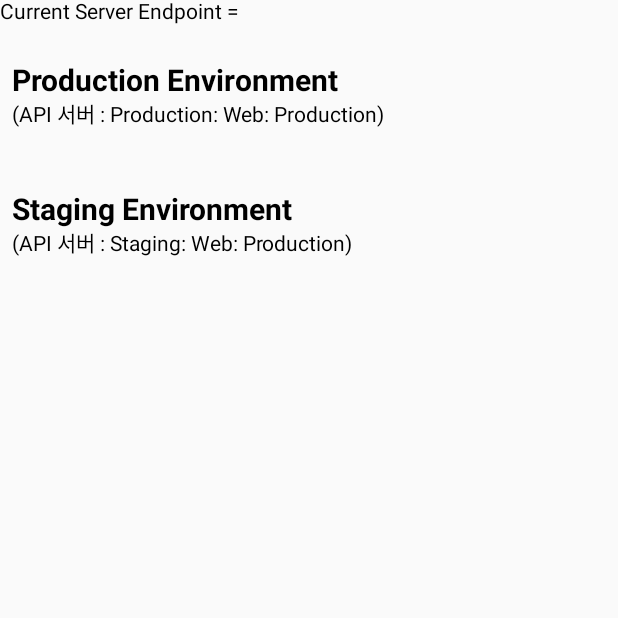
After one commit to worksd/blanc, an Android app built with Jetpack Compose: the DeveloperActivity screen opened directly, with no data from a screen before it, on a phone screen of 412 x 824 dp, the top half of it. The commit adds this screen. Run offline under Robolectric (Android 15) with nearby library versions, the phone set to English and light mode, and no system bars; our stand-ins replace Dagger/Hilt's generated code.

Commit message:
개발자 모드 구현

```diff
--- /dev/null
+++ b/app/src/main/java/com/worksd/blanc/ui/developer/DeveloperActivity.kt
@@ -0,0 +1,90 @@
+package com.worksd.blanc.ui.developer
+
+import android.os.Bundle
+import androidx.activity.compose.setContent
+import androidx.appcompat.app.AppCompatActivity
+import androidx.compose.foundation.clickable
+import androidx.compose.foundation.layout.Arrangement
+import androidx.compose.foundation.layout.Column
+import androidx.compose.foundation.layout.fillMaxSize
+import androidx.compose.foundation.layout.fillMaxWidth
+import androidx.compose.foundation.layout.height
+import androidx.compose.foundation.layout.padding
+import androidx.compose.material3.Text
+import androidx.compose.runtime.Composable
+import androidx.compose.ui.Modifier
+import androidx.compose.ui.text.font.FontWeight
+import androidx.compose.ui.unit.dp
+import androidx.compose.ui.unit.sp
+import com.worksd.blanc.util.PrefUtils
+import com.worksd.blanc.util.WebEndPointKey
+import dagger.hilt.android.AndroidEntryPoint
+import javax.inject.Inject
+import kotlin.system.exitProcess
+
+@AndroidEntryPoint
+class DeveloperActivity : AppCompatActivity() {
+
+    @Inject
+    lateinit var prefUtils: PrefUtils
+
+    override fun onCreate(savedInstanceState: Bundle?) {
+        super.onCreate(savedInstanceState)
+
+        setContent {
+            DeveloperScreen(
+                currentEndPoint = prefUtils.getString(WebEndPointKey).orEmpty(),
+            ) {
+                prefUtils.setString(WebEndPointKey, it)
+                exitProcess(0)
+            }
+        }
+    }
+}
+
+@Composable
+private fun DeveloperScreen(
+    currentEndPoint: String,
+    onClickEndpoint: (String) -> Unit,
+) {
+    Column(
+        modifier = Modifier.fillMaxSize(),
+        verticalArrangement = Arrangement.spacedBy(10.dp),
+    ) {
+        Text(
+            text = "Current Server Endpoint = $currentEndPoint",
+        )
+        DeveloperMenu(
+            key = "Production Environment",
+            description = "(API 서버 : Production: Web: Production)",
+            modifier = Modifier.clickable { onClickEndpoint("https://kloud-alpha.vercel.app/") },
+        )
+        DeveloperMenu(
+            key = "Staging Environment",
+            description = "(API 서버 : Staging: Web: Production)",
+            modifier = Modifier.clickable { onClickEndpoint("kloud-git-develop-rawgraphy-inc.vercel.app/") },
+        )
+    }
+}
+
+@Composable
+private fun DeveloperMenu(
+    modifier: Modifier = Modifier,
+    key: String,
+    description: String,
+) {
+    Column(
+        modifier = modifier
+            .fillMaxWidth()
+            .padding(horizontal = 8.dp, vertical = 16.dp)
+    ) {
+        Text(
+            text = key,
+            fontSize = 20.sp,
+            fontWeight = FontWeight.Bold,
+        )
+        Text(
+            text = description,
+        )
+    }
+}
--- a/app/src/main/java/com/worksd/blanc/util/KloudWebUrlProvider.kt
+++ b/app/src/main/java/com/worksd/blanc/util/KloudWebUrlProvider.kt
@@ -1,7 +1,9 @@
 package com.worksd.blanc.util
 
+import android.content.Context
+
 object KloudWebUrlProvider {
-    fun getUrl(route: String): String {
-        return "http://192.168.45.244:3000$route"
+    fun getUrl(context: Context, route: String): String {
+        return "${PrefUtils(context).getString(WebEndPointKey).orEmpty()}$route"
     }
 }
```
Also changed, not shown: app/src/main/AndroidManifest.xml (+54 -52 lines), app/src/main/java/com/worksd/blanc/di/UtilModule.kt (added, +21 -0 lines), app/src/main/java/com/worksd/blanc/ui/KloudDialog.kt (+0 -18 lines), app/src/main/java/com/worksd/blanc/ui/WebViewActivity.kt (+41 -4 lines), app/src/main/java/com/worksd/blanc/ui/WebViewFragment.kt (+26 -4 lines), app/src/main/java/com/worksd/blanc/util/PrefUtils.kt (added, +61 -0 lines).
